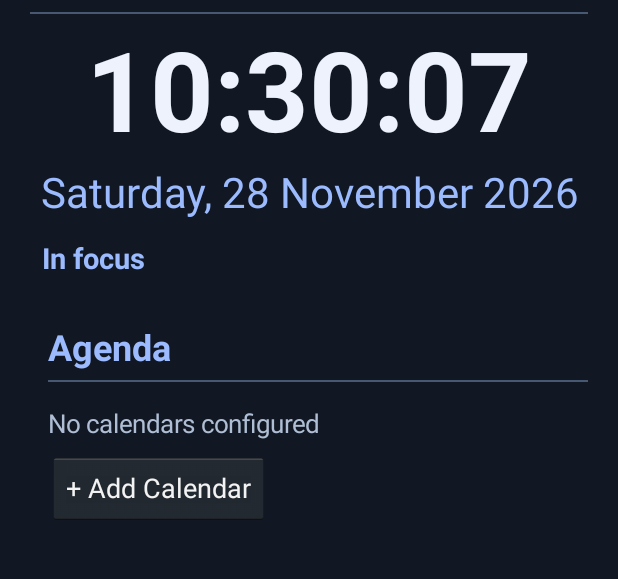
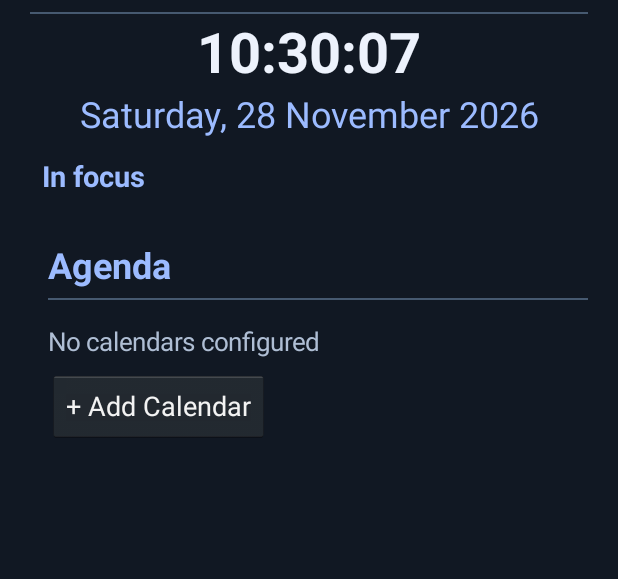
Before and after one commit to glaciusxp/timewall, an Android app: the screen it shows after launch (DashboardActivity), on a phone screen of 412 x 824 dp, the part 84-663 px from its top. Run offline under Robolectric (Android 15) with nearby library versions, the phone set to English and light mode, and no system bars; Roboto replaces fonts that are not available here.

Commit message:
Preview fonts and themes and refine the portrait dashboard

```diff
--- a/timewall-app/build.gradle
+++ b/timewall-app/build.gradle
@@ -11,8 +11,8 @@ android {
         minSdk 19
         targetSdk 36
         buildConfigField 'int', 'CALENDAR_LIMIT', '20'
-        versionCode 110
-        versionName '1.0.alpha-3'
+        versionCode 111
+        versionName '1.0.alpha-4'
     }
     compileOptions { sourceCompatibility JavaVersion.VERSION_1_8; targetCompatibility JavaVersion.VERSION_1_8 }
     androidResources { noCompress += ['ttf', 'otf'] }
--- a/timewall-app/src/main/java/it/timewall/app/ui/dashboard/DashboardLayout.java
+++ b/timewall-app/src/main/java/it/timewall/app/ui/dashboard/DashboardLayout.java
@@ -21,6 +21,7 @@ import android.widget.LinearLayout;
 import android.widget.ScrollView;
 import android.widget.TextView;
 
+import it.timewall.app.R;
 import it.timewall.app.configuration.Palette;
 import it.timewall.app.localization.I18n;
 import it.timewall.app.platform.images.BackgroundBlur;
@@ -60,7 +61,6 @@ public final class DashboardLayout {
     private final int accentColor;
     private final Typeface menuIcons;
     private static final int COLUMN_INSET = 12, WEATHER_DETAIL_TEXT_SP = 16;
-    private static final int DATE_TEXT_SIZE_SP = 28;
     private static final String BACKGROUND_URI = "dashboardBackgroundUri";
     private static final String ICON_SLIDERS = "\uf1de", ICON_ELLIPSIS_VERTICAL = "\uf142";
     public final FrameLayout dashboardHost;
@@ -215,9 +215,10 @@ public final class DashboardLayout {
         TextView weatherWind = addWeatherMetric(weatherLeft, false, "\uf72e");
         TextView weatherApparent = addWeatherMetric(weatherLeft, false, "\uf2c9", "\uf183");
 
-        TextView weatherTemperature = views.label("", 44, false);
+        int weatherIconSize = portrait ? 50 : 60;
+        TextView weatherTemperature = views.label("", portrait ? 38 : 44, false);
         weatherTemperature.setSingleLine(true);
-        weatherTemperature.setMinHeight(views.dp(68));
+        weatherTemperature.setMinHeight(views.dp(weatherIconSize + 8));
         weatherTemperature.setGravity(Gravity.CENTER);
         weatherTemperature.setPadding(views.dp(12), 0, views.dp(12), 0);
         weatherGrid.addView(weatherTemperature, new LinearLayout.LayoutParams(-2, -2));
@@ -258,7 +259,9 @@ public final class DashboardLayout {
                         weatherPrecipitation,
                         weatherPrecipitationAmount,
                         weatherLastUpdate,
+                        portrait ? R.string.widget_weather_last_update : R.string.last_update,
                         weatherRefresh,
+                        weatherIconSize,
                         () -> {
                             if (compactWeather != null) {
                                 compactWeather.render(
@@ -270,7 +273,11 @@ public final class DashboardLayout {
                             clockArea.setGravity(
                                     showing ? Gravity.CENTER_HORIZONTAL : Gravity.CENTER);
                         });
-        clock = customColors == null ? views.label("", 74, true) : accentLabel("", 74, true);
+        int clockTextSize = portrait ? 37 : 74;
+        clock =
+                customColors == null
+                        ? views.label("", clockTextSize, true)
+                        : accentLabel("", clockTextSize, true);
         if (customColors != null && customColors.length > CustomThemeEditor.DATE_COLOR_INDEX) {
             clock.setTextColor(customColors[CustomThemeEditor.CLOCK_COLOR_INDEX]);
         }
@@ -280,13 +287,13 @@ public final class DashboardLayout {
         clock.setSingleLine(true);
         clock.setGravity(Gravity.CENTER);
         clockArea.addView(clock);
-        date = accentLabel("", DATE_TEXT_SIZE_SP, false);
+        date = accentLabel("", portrait ? 24 : 28, false);
         if (customColors != null && customColors.length > CustomThemeEditor.DATE_COLOR_INDEX) {
             date.setTextColor(customColors[CustomThemeEditor.DATE_COLOR_INDEX]);
         }
         date.setGravity(Gravity.CENTER);
         clockArea.addView(date);
-        clockArea.bind(weatherDisplay, weatherTemperature, clock, date);
+        clockArea.bind(weatherDisplay, weatherTemperature, clock, date, weatherIconSize);
 
         if (portrait) {
             TextView agendaTitle = accentLabel(I18n.text(activity, "agenda"), 24, true);
@@ -356,9 +363,10 @@ public final class DashboardLayout {
 
     private final class CompactWeatherHeader {
         private final LinearLayout panel = views.column();
-        private static final int SECONDARY_TEXT_SIZE_SP = 25;
-        private final TextView temperature = views.label("", DATE_TEXT_SIZE_SP, false);
-        private final TextView summary = views.label("", DATE_TEXT_SIZE_SP, false);
+        private static final int PRIMARY_TEXT_SIZE_SP = 16;
+        private static final int SECONDARY_TEXT_SIZE_SP = 14;
+        private final TextView temperature = views.label("", PRIMARY_TEXT_SIZE_SP, false);
+        private final TextView summary = views.label("", PRIMARY_TEXT_SIZE_SP, false);
         private final TextView place = views.secondaryLabel("", SECONDARY_TEXT_SIZE_SP);
 
         CompactWeatherHeader(LinearLayout details) {
@@ -432,7 +440,7 @@ public final class DashboardLayout {
                             ? null
                             : iconState.newDrawable(activity.getResources()).mutate();
             if (icon != null) {
-                int size = views.dp(39);
+                int size = views.dp(22);
                 icon.setBounds(0, 0, size, size);
                 icon.setColorFilter(
                         temperature.getCurrentTextColor(), android.graphics.PorterDuff.Mode.SRC_IN);
@@ -446,6 +454,7 @@ public final class DashboardLayout {
         private LinearLayout weather;
         private TextView temperature, clock, date;
         private float temperatureSize, clockSize, dateSize;
+        private int weatherIconSize;
         private final float density;
         private final TextPaint measurementPaint = new TextPaint();
 
@@ -455,7 +464,13 @@ public final class DashboardLayout {
             density = getResources().getDisplayMetrics().density;
         }
 
-        void bind(LinearLayout weather, TextView temperature, TextView clock, TextView date) {
+        void bind(
+                LinearLayout weather,
+                TextView temperature,
+                TextView clock,
+                TextView date,
+                int weatherIconSize) {
+            this.weatherIconSize = weatherIconSize;
             this.weather = weather;
             this.temperature = temperature;
             this.clock = clock;
@@ -510,7 +525,7 @@ public final class DashboardLayout {
                     }
                     setSize(temperature, temperatureSize * scale);
                     resizeWeatherIcon(scale);
-                    int minimum = dp(Math.round((68 - 4 * spacingStep) * scale));
+                    int minimum = dp(Math.round((weatherIconSize + 8 - 4 * spacingStep) * scale));
                     if (temperature.getMinHeight() != minimum) {
                         temperature.setMinHeight(minimum);
                     }
@@ -559,14 +574,14 @@ public final class DashboardLayout {
             measurementPaint.setTextSize(temperatureSize);
             float width = Layout.getDesiredWidth(temperature.getText(), measurementPaint);
             if (temperature.getCompoundDrawables()[0] != null) {
-                width += dp(60) + temperature.getCompoundDrawablePadding();
+                width += dp(weatherIconSize) + temperature.getCompoundDrawablePadding();
             }
             return width;
         }
 
         private void resizeWeatherIcon(float scale) {
             Drawable icon = temperature.getCompoundDrawables()[0];
-            int size = dp(Math.round(60 * scale));
+            int size = dp(Math.round(weatherIconSize * scale));
             if (icon != null && icon.getBounds().width() != size) {
                 icon.setBounds(0, 0, size, size);
                 temperature.setCompoundDrawables(icon, null, null, null);
--- a/timewall-app/src/main/java/it/timewall/app/ui/weather/DashboardWeather.java
+++ b/timewall-app/src/main/java/it/timewall/app/ui/weather/DashboardWeather.java
@@ -43,6 +43,7 @@ public final class DashboardWeather {
     private final SharedPreferences preferences;
     private final View display;
     private final View refreshButton;
+    private final int lastUpdateFormat, iconSize;
     private final TextView locationLabel,
             temperatureLabel,
             summaryLabel,
@@ -82,7 +83,9 @@ public final class DashboardWeather {
      * @param precipitationLabel label della probabilità di precipitazione
      * @param precipitationAmountLabel label dei millimetri di precipitazione
      * @param lastUpdateLabel label dell’ultima rilevazione o dell’aggiornamento in corso
+     * @param lastUpdateFormat risorsa del formato localizzato dell’ultima rilevazione
      * @param refreshButton pulsante di aggiornamento da collegare al controller
+     * @param iconSize dimensione di base dell’icona meteo in dp
      * @param onWeatherRendered callback eseguito dopo aver aggiornato le viste meteo
      */
     public DashboardWeather(
@@ -98,7 +101,9 @@ public final class DashboardWeather {
             TextView precipitationLabel,
             TextView precipitationAmountLabel,
             TextView lastUpdateLabel,
+            int lastUpdateFormat,
             View refreshButton,
+            int iconSize,
             Runnable onWeatherRendered) {
         this.activity = activity;
         this.preferences = preferences;
@@ -108,6 +113,8 @@ public final class DashboardWeather {
         refreshButton.setOnClickListener(view -> requestWeather(true));
         this.locationLabel = locationLabel;
         this.lastUpdateLabel = lastUpdateLabel;
+        this.lastUpdateFormat = lastUpdateFormat;
+        this.iconSize = iconSize;
         this.windLabel = windLabel;
         this.apparentLabel = apparentLabel;
         this.precipitationAmountLabel = precipitationAmountLabel;
@@ -276,7 +283,7 @@ public final class DashboardWeather {
                             .getIdentifier(conditions.icon, "drawable", activity.getPackageName());
             if (id != 0) {
                 icon = activity.getResources().getDrawable(id).mutate();
-                icon.setBounds(0, 0, dp(60), dp(60));
+                icon.setBounds(0, 0, dp(iconSize), dp(iconSize));
                 icon.setColorFilter(
                         new PorterDuffColorFilter(
                                 temperatureLabel.getCurrentTextColor(), PorterDuff.Mode.SRC_IN));
@@ -313,7 +320,7 @@ public final class DashboardWeather {
         lastUpdateLabel.setVisibility(lastUpdate > 0 ? View.VISIBLE : View.GONE);
         if (lastUpdate > 0) {
             String time = TimeDisplay.time(activity, preferences, lastUpdate);
-            lastUpdateLabel.setText(I18n.text(activity, "last_update", time));
+            lastUpdateLabel.setText(activity.getString(lastUpdateFormat, time));
         }
     }
 
```
Also changed, not shown: timewall-app/src/main/java/it/timewall/app/ui/common/ViewFactory.java (+59 -2 lines), timewall-app/src/main/java/it/timewall/app/ui/settings/SettingsScreen.java (+11 -12 lines), timewall-app/src/main/java/it/timewall/app/ui/widget/WhatsNextConfig.java (+1 -10 lines), 1 other file.
